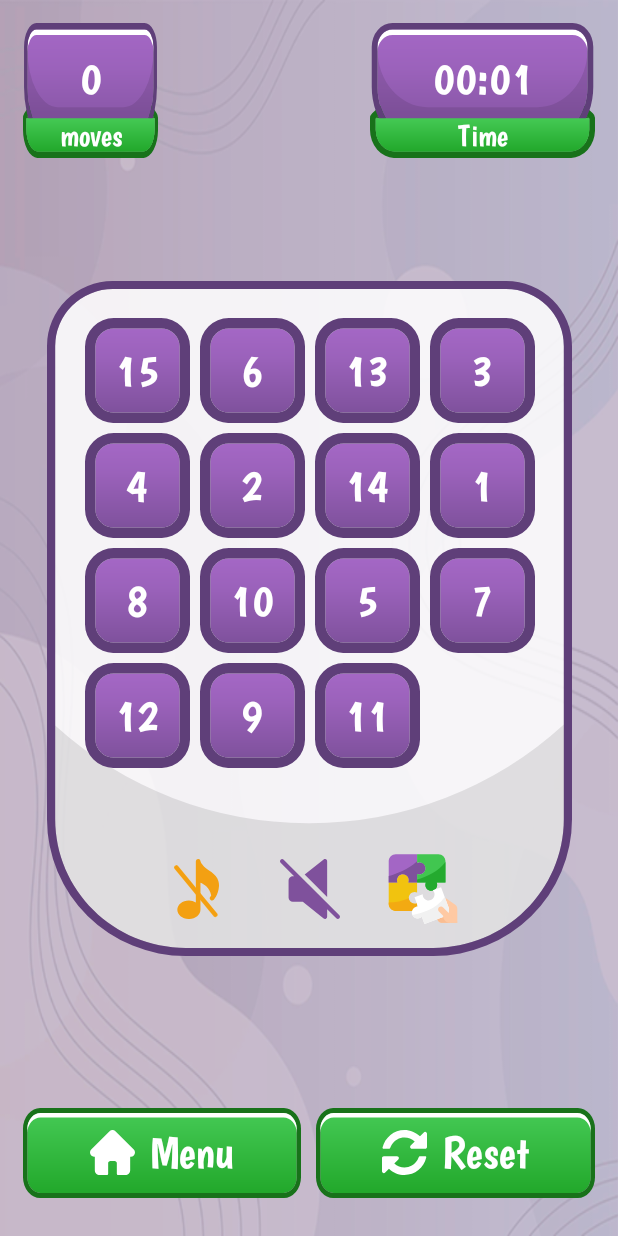
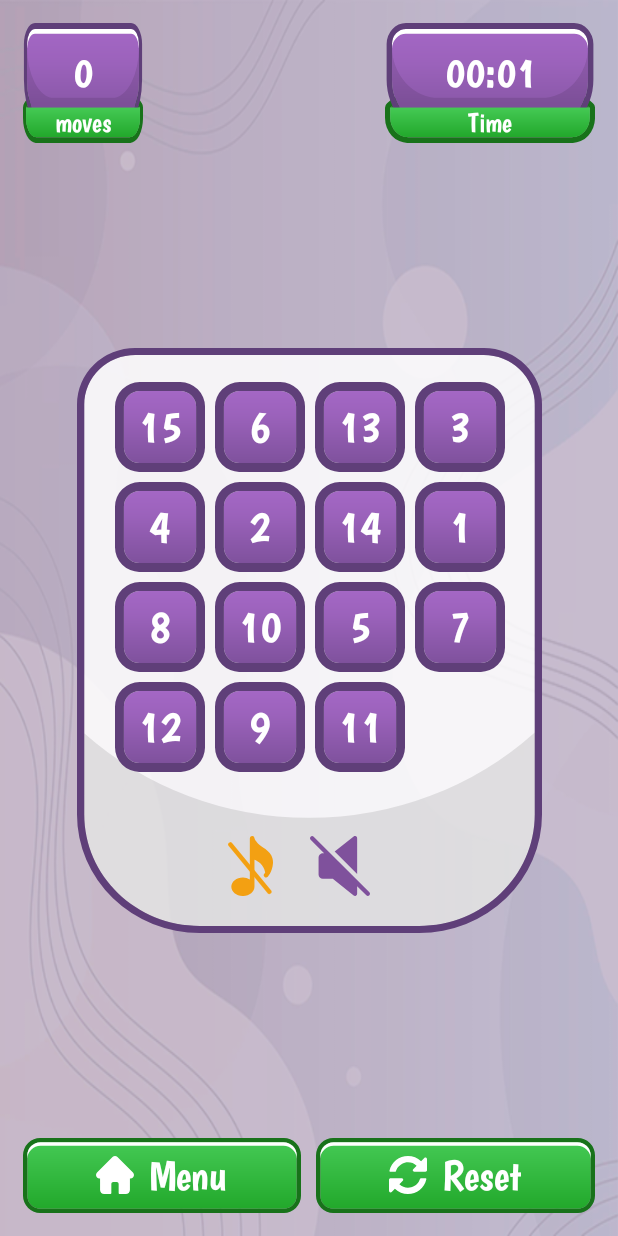
Before and after one commit to AzizaMukhtarova/NumberPuzzle15, an Android app: the MainActivity screen opened directly, with no data from a screen before it, on a phone screen of 412 x 824 dp. Run offline under Robolectric (Android 15) with nearby library versions, the phone set to English and light mode, and no system bars.

Commit message:
Aziza Mukhtarova 30.8.2021 07:10pm some changes

```diff
--- a/app/build.gradle
+++ b/app/build.gradle
@@ -11,7 +11,7 @@ android {
         applicationId "uz.gita.azipro.numberpuzzle15"
         minSdk 21
         targetSdk 30
-        versionCode 1
+        versionCode 2
         versionName "1.0"
 
         testInstrumentationRunner "androidx.test.runner.AndroidJUnitRunner"
--- a/app/src/main/res/layout/activity_main.xml
+++ b/app/src/main/res/layout/activity_main.xml
@@ -14,8 +14,8 @@
 
     <ImageView
         android:id="@+id/imgBgMove"
-        android:layout_width="90dp"
-        android:layout_height="90dp"
+        android:layout_width="80dp"
+        android:layout_height="80dp"
         android:layout_margin="15dp"
         android:background="@drawable/ic_bg_time"
         app:layout_constraintTop_toTopOf="@id/imgBgTime"
@@ -33,7 +33,7 @@
     <TextView
         style="@style/Text"
         android:text="@string/moves"
-        android:textSize="20sp"
+        android:textSize="18sp"
         app:layout_constraintLeft_toLeftOf="@id/imgBgMove"
         app:layout_constraintRight_toRightOf="@id/imgBgMove"
         app:layout_constraintBottom_toBottomOf="@id/imgBgMove"
@@ -43,8 +43,8 @@
 
     <ImageView
         android:id="@+id/imgBgTime"
-        android:layout_width="150dp"
-        android:layout_height="90dp"
+        android:layout_width="140dp"
+        android:layout_height="80dp"
         android:layout_margin="15dp"
         android:background="@drawable/ic_bg_time"
         app:layout_constraintRight_toRightOf="parent"
@@ -62,7 +62,7 @@
     <TextView
         style="@style/Text"
         android:text="@string/time"
-        android:textSize="20sp"
+        android:textSize="18sp"
         app:layout_constraintBottom_toBottomOf="@id/imgBgTime"
         app:layout_constraintLeft_toLeftOf="@id/imgBgTime"
         app:layout_constraintRight_toRightOf="@id/imgBgTime"
@@ -71,12 +71,12 @@
 
     <ImageView
         android:id="@+id/imgBgItems"
-        android:layout_width="350dp"
-        android:layout_height="450dp"
-        app:layout_constraintBottom_toBottomOf="parent"
+        android:layout_width="310dp"
+        android:layout_height="390dp"
+        app:layout_constraintBottom_toTopOf="@id/bottom_buttons"
         app:layout_constraintLeft_toLeftOf="parent"
         app:layout_constraintRight_toRightOf="parent"
-        app:layout_constraintTop_toTopOf="parent"
+        app:layout_constraintTop_toBottomOf="@id/imgBgTime"
         android:background="@drawable/ic_bg_game_items"/>
 
         <FrameLayout
@@ -204,42 +204,48 @@
 
         <LinearLayout
             android:layout_width="wrap_content"
-            android:layout_height="50dp"
+            android:layout_height="40dp"
             android:gravity="center"
             app:layout_constraintLeft_toLeftOf="@id/imgBgItems"
             app:layout_constraintRight_toRightOf="@id/imgBgItems"
             app:layout_constraintBottom_toBottomOf="@id/imgBgItems"
             app:layout_constraintTop_toTopOf="@id/imgBgItems"
-            app:layout_constraintVertical_bias="0.95">
+            app:layout_constraintVertical_bias="0.93">
+
 
             <ImageButton
                 android:id="@+id/bgMusic"
-                android:layout_width="50dp"
+                android:layout_width="40dp"
                 android:layout_height="match_parent"
-                android:layout_marginEnd="25dp"
+                android:layout_marginEnd="20dp"
                 android:background="#00FFFFFF"
                 android:src="@drawable/ic_music_note" />
 
             <ImageButton
                 android:id="@+id/btnSound"
-                android:layout_width="50dp"
+                android:layout_width="40dp"
                 android:layout_height="match_parent"
-                android:layout_marginEnd="25dp"
+                android:layout_marginEnd="20dp"
                 android:background="#00FFFFFF"
                 android:src="@drawable/ic_volume" />
 
             <ImageButton
                 android:id="@+id/completePuzzle"
-                android:layout_width="50dp"
+                android:layout_width="40dp"
                 android:layout_height="match_parent"
                 android:background="#00FFFFFF"
-                android:src="@drawable/ic_complate" />
+                android:src="@drawable/ic_complate"
+                android:visibility="gone"/>
+
         </LinearLayout>
 
     <LinearLayout
+        android:id="@+id/bottom_buttons"
         android:layout_width="match_parent"
         android:layout_height="wrap_content"
-        android:layout_margin="15dp"
+        android:layout_marginStart="15dp"
+        android:layout_marginEnd="15dp"
+        android:layout_marginBottom="5dp"
         app:layout_constraintBottom_toBottomOf="parent"
         app:layout_constraintLeft_toLeftOf="parent"
         app:layout_constraintRight_toRightOf="parent">
@@ -251,8 +257,8 @@
             android:focusable="true">
 
             <ImageView
-                android:layout_width="30dp"
-                android:layout_height="30dp"
+                android:layout_width="25dp"
+                android:layout_height="25dp"
                 android:layout_marginEnd="10dp"
                 android:src="@drawable/ic_home" />
             <TextView
@@ -269,8 +275,8 @@
             android:focusable="true">
 
             <ImageView
-                android:layout_width="30dp"
-                android:layout_height="30dp"
+                android:layout_width="25dp"
+                android:layout_height="25dp"
                 android:layout_marginEnd="10dp"
                 android:src="@drawable/ic_restart" />
 
--- a/app/src/main/res/values/styles.xml
+++ b/app/src/main/res/values/styles.xml
@@ -19,13 +19,13 @@
         <item name="android:layout_height">wrap_content</item>
         <item name="android:textColor">@color/white</item>
         <item name="android:fontFamily">@font/boogaloo</item>
-        <item name="android:textSize">30sp</item>
+        <item name="android:textSize">28sp</item>
     </style>
 
 
     <style name="GameItem">
-        <item name="android:layout_width">70dp</item>
-        <item name="android:layout_height">70dp</item>
+        <item name="android:layout_width">60dp</item>
+        <item name="android:layout_height">60dp</item>
         <item name="android:layout_margin">3dp</item>
         <item name="android:textSize">30sp</item>
         <item name="android:textColor">@color/white</item>
@@ -34,7 +34,7 @@
     </style>
 
     <style name="GameButton" parent="ButtonMenu">
-        <item name="android:layout_height">60dp</item>
+        <item name="android:layout_height">50dp</item>
         <item name="android:layout_width">0dp</item>
         <item name="android:layout_weight">1</item>
         <item name="android:background">@drawable/ic_green_button</item>
```
